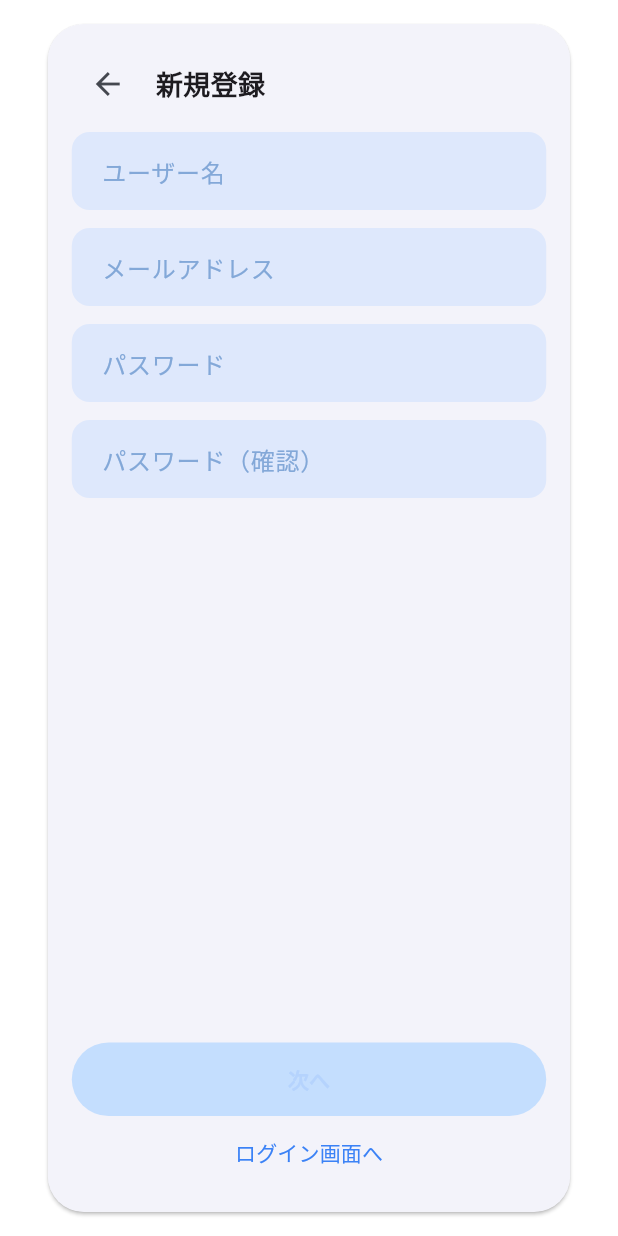
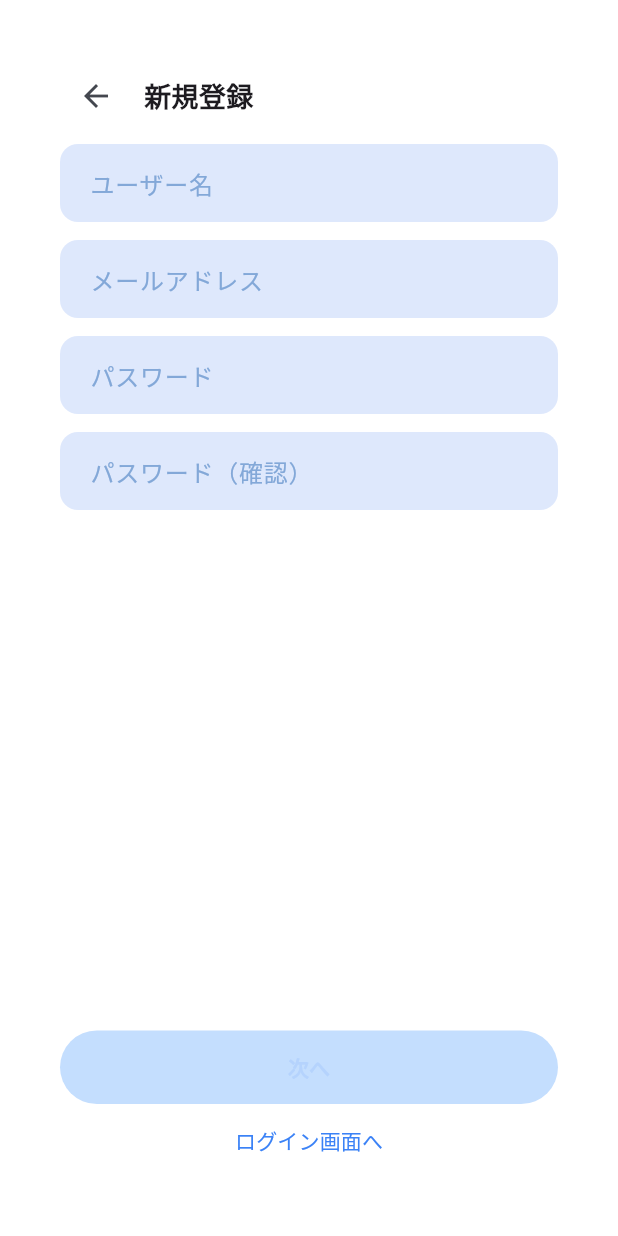
Before and after one commit to naka6ryo/Yuruito_UI_idea, a Flutter app: the RegistrationScreen screen opened by its route, on a phone screen of 412 x 824 dp. Run offline on Flutter 3.47's test engine with Material 3 defaults, Android fonts, the phone set to English and light mode, and no system bars; our stand-ins replace cloud_firestore, firebase_auth, firebase_core, firebase_storage, flutter_riverpod, geolocator and 3 more; missing offline and left inert: dart:html, dart:js_util; accounts and stored records are empty; network calls fail; statements that could not run were skipped.

Commit message:
アカウント選択画面の全画面適応

```diff
--- a/lib/features/auth/presentation/login_screen.dart
+++ b/lib/features/auth/presentation/login_screen.dart
@@ -124,7 +124,7 @@ class _LoginScreenState extends ConsumerState<LoginScreen> {
 					padding: const EdgeInsets.symmetric(horizontal: 24, vertical: 24),
 					child: ConstrainedBox(
 						constraints: BoxConstraints(minHeight: MediaQuery.of(context).size.height - 48),
-						child: IntrinsicHeight(child: cardBody()),
+						child: SizedBox(height: MediaQuery.of(context).size.height * 0.7, child: cardBody()),
 					),
 				),
 			),
--- a/lib/features/auth/presentation/registration_screen.dart
+++ b/lib/features/auth/presentation/registration_screen.dart
@@ -1,3 +1,4 @@
+import 'package:flutter/foundation.dart';
 import 'package:flutter/material.dart';
 import 'package:flutter_riverpod/flutter_riverpod.dart';
 import '../../../core/router/app_routes.dart';
@@ -67,16 +68,13 @@ class _RegistrationScreenState extends ConsumerState<RegistrationScreen> {
 	@override
 	Widget build(BuildContext context) {
 		final state = ref.watch(authControllerProvider);
-		return Scaffold(
-			body: Center(
-				child: ConstrainedBox(
-					constraints: const BoxConstraints(maxWidth: 420),
-					child: AspectRatio(
-						aspectRatio: 9 / 19.5,
-						child: Card(
-							margin: const EdgeInsets.all(16),
-							shape: RoundedRectangleBorder(borderRadius: BorderRadius.circular(24)),
-							child: Padding(
+		final screenWidth = MediaQuery.of(context).size.width;
+		const phoneWidthThreshold = 600.0; // same threshold as AppShell/LoginScreen
+		final isWeb = kIsWeb;
+		final isNarrow = screenWidth < phoneWidthThreshold;
+
+		Widget cardBody() {
+			return Padding(
 				padding: const EdgeInsets.all(16),
 				child: Column(
 					children: [
@@ -96,7 +94,6 @@ class _RegistrationScreenState extends ConsumerState<RegistrationScreen> {
 							Text(state.errorMessage!, style: const TextStyle(color: Colors.red)),
 							const SizedBox(height: 8),
 						],
-										// ...form fields...
 						TextField(controller: nameCtrl, decoration: const InputDecoration(labelText: 'ユーザー名', filled: true)),
 						const SizedBox(height: 12),
 						TextField(controller: idCtrl, decoration: const InputDecoration(labelText: 'メールアドレス', filled: true)),
@@ -129,11 +126,37 @@ class _RegistrationScreenState extends ConsumerState<RegistrationScreen> {
 						TextButton(onPressed: () { _clearError(); Navigator.pop(context); }, child: const Text('ログイン画面へ')),
 					],
 				),
-							),
+			);
+		}
+
+		if (isWeb && !isNarrow) {
+			return Scaffold(
+				body: Center(
+					child: ConstrainedBox(
+						constraints: const BoxConstraints(maxWidth: 420),
+						child: AspectRatio(
+							aspectRatio: 9 / 19.5,
+							child: Card(
+								margin: const EdgeInsets.all(16),
+								shape: RoundedRectangleBorder(borderRadius: BorderRadius.circular(24)),
+								child: cardBody(),
 							),
 						),
 					),
 				),
 			);
 		}
+
+		return Scaffold(
+			body: SafeArea(
+				child: SingleChildScrollView(
+					padding: const EdgeInsets.symmetric(horizontal: 24, vertical: 24),
+					child: ConstrainedBox(
+						constraints: BoxConstraints(minHeight: MediaQuery.of(context).size.height - 48),
+						child: SizedBox(height: MediaQuery.of(context).size.height * 0.7, child: cardBody()),
+					),
+				),
+			),
+		);
 	}
+}
```
Also changed, not shown: lib/features/auth/presentation/icon_selection_screen.dart (+35 -11 lines). Lines whose indentation alone changed are shown as unchanged.
